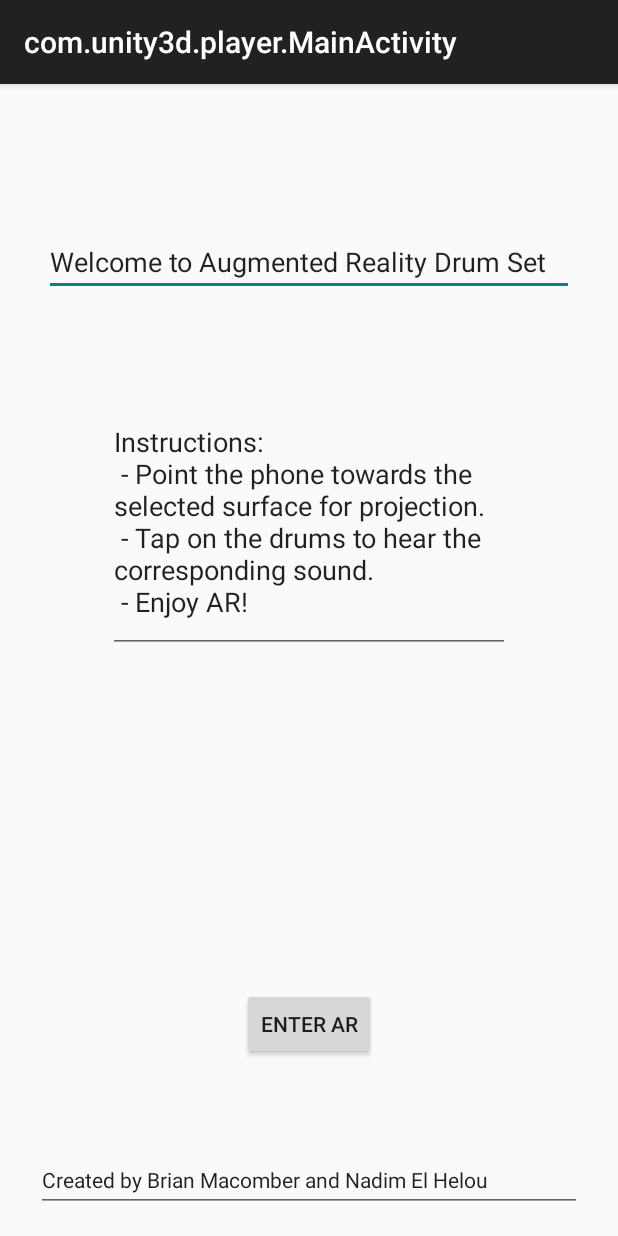
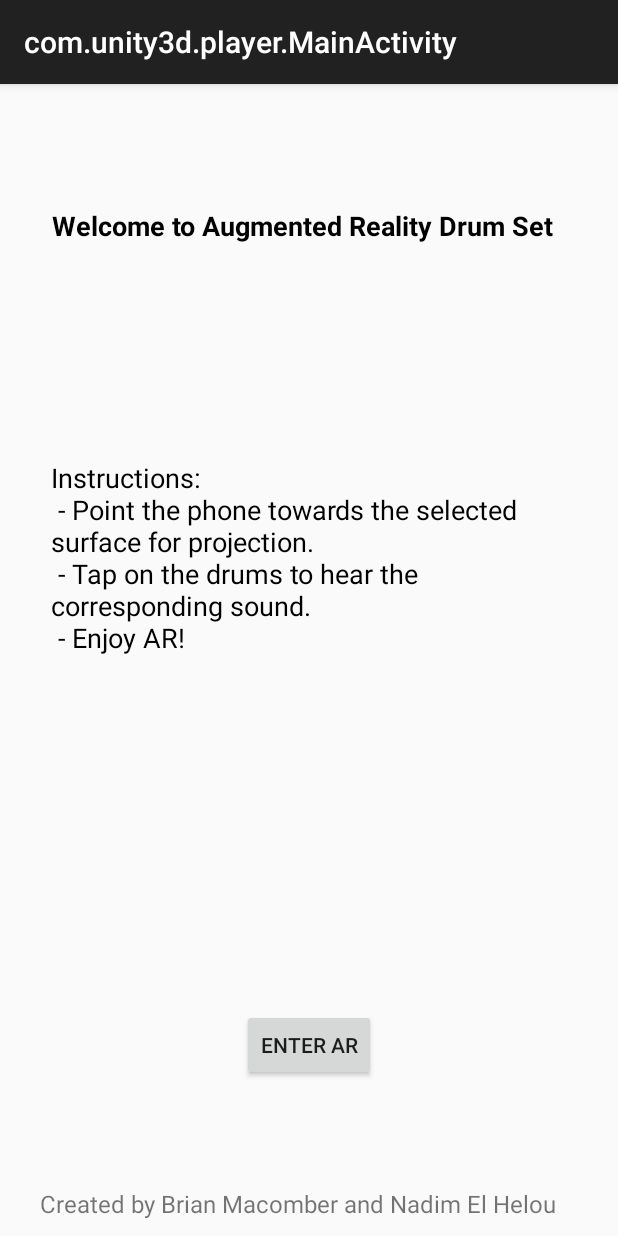
Before and after one commit to brian-macomber/AR-drum-set, an Android app: the screen it shows after launch (MainActivity), on a phone screen of 412 x 824 dp. Run offline under Robolectric (Android 15) with nearby library versions, the phone set to English and light mode, and no system bars.

Commit message:
final readme update - final app push

```diff
--- a/android_export/unityLibrary/src/main/res/layout/activity_main.xml
+++ b/android_export/unityLibrary/src/main/res/layout/activity_main.xml
@@ -6,62 +6,61 @@
     android:layout_height="match_parent"
     tools:context=".MainActivity">
 
-    <EditText
-        android:id="@+id/editText"
-        android:layout_width="0dp"
-        android:layout_height="44dp"
-        android:layout_marginStart="29dp"
-        android:layout_marginTop="80dp"
-        android:layout_marginEnd="29dp"
-        android:layout_marginBottom="57dp"
-        android:ems="10"
-        android:inputType="textPersonName"
-        android:text="@string/box_text"
-        app:layout_constraintBottom_toTopOf="@+id/editText3"
-        app:layout_constraintEnd_toEndOf="parent"
-        app:layout_constraintStart_toStartOf="parent"
-        app:layout_constraintTop_toTopOf="parent" />
-
     <Button
         android:id="@+id/button"
         android:layout_width="0dp"
         android:layout_height="wrap_content"
         android:layout_marginStart="161dp"
+        android:layout_marginTop="223dp"
         android:layout_marginEnd="161dp"
-        android:layout_marginBottom="59dp"
+        android:layout_marginBottom="51dp"
         android:text="@string/button_text"
-        app:layout_constraintBottom_toTopOf="@+id/editText2"
+        app:layout_constraintBottom_toTopOf="@+id/textView3"
         app:layout_constraintEnd_toEndOf="parent"
-        app:layout_constraintStart_toStartOf="parent" />
+        app:layout_constraintStart_toStartOf="parent"
+        app:layout_constraintTop_toBottomOf="@+id/textView" />
 
-    <EditText
-        android:id="@+id/editText2"
+    <TextView
+        android:id="@+id/textView"
         android:layout_width="0dp"
-        android:layout_height="42dp"
-        android:layout_marginStart="24dp"
-        android:layout_marginEnd="24dp"
-        android:layout_marginBottom="16dp"
-        android:ems="10"
-        android:inputType="textPersonName"
+        android:layout_height="167dp"
+        android:layout_marginStart="34dp"
+        android:layout_marginTop="124dp"
+        android:layout_marginEnd="34dp"
+        android:text="@string/instruction"
+        android:textColor="@android:color/background_dark"
+        android:textSize="18sp"
+        app:layout_constraintEnd_toEndOf="parent"
+        app:layout_constraintStart_toStartOf="parent"
+        app:layout_constraintTop_toBottomOf="@+id/textView2" />
+
+    <TextView
+        android:id="@+id/textView2"
+        android:layout_width="343dp"
+        android:layout_height="44dp"
+        android:layout_marginStart="29dp"
+        android:layout_marginTop="82dp"
+        android:layout_marginEnd="29dp"
+        android:text="@string/box_text"
+        android:textColor="@android:color/background_dark"
+        android:textSize="18sp"
+        android:textStyle="bold"
+        app:layout_constraintEnd_toEndOf="parent"
+        app:layout_constraintStart_toStartOf="parent"
+        app:layout_constraintTop_toTopOf="parent" />
+
+    <TextView
+        android:id="@+id/textView3"
+        android:layout_width="355dp"
+        android:layout_height="41dp"
+        android:layout_marginStart="22dp"
+        android:layout_marginTop="19dp"
+        android:layout_marginEnd="25dp"
+        android:layout_marginBottom="15dp"
         android:text="@string/footer"
-        android:textSize="14sp"
+        android:textSize="16sp"
         app:layout_constraintBottom_toBottomOf="parent"
         app:layout_constraintEnd_toEndOf="parent"
-        app:layout_constraintHorizontal_bias="1.0"
-        app:layout_constraintStart_toStartOf="parent" />
-
-    <EditText
-        android:id="@+id/editText3"
-        android:layout_width="0dp"
-        android:layout_height="163dp"
-        android:layout_marginStart="72dp"
-        android:layout_marginEnd="72dp"
-        android:layout_marginBottom="223dp"
-        android:ems="10"
-        android:gravity="start|top"
-        android:inputType="textMultiLine"
-        android:text="@string/instruction"
-        app:layout_constraintBottom_toTopOf="@+id/button"
-        app:layout_constraintEnd_toEndOf="parent"
-        app:layout_constraintStart_toStartOf="parent" />
+        app:layout_constraintStart_toStartOf="parent"
+        app:layout_constraintTop_toBottomOf="@+id/button" />
 </android.support.constraint.ConstraintLayout>
```
Also changed, not shown: 6 other files.
